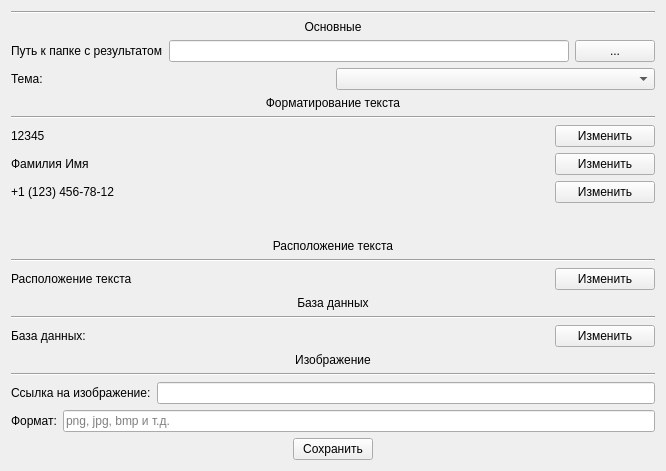
Qt form source/ui/options.ui (pavel-cpp/tip) before a commit.
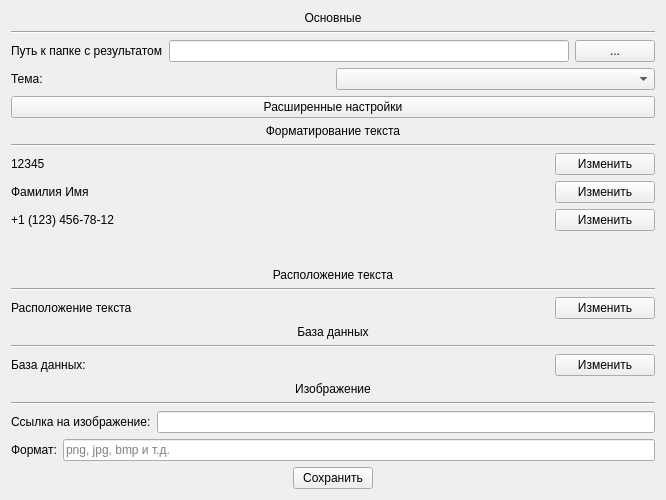
The same form after that commit. Icons and pictures are not drawn.

Commit message: Added advanced settings and font-editor template

Patch:
```diff
--- a/source/ui/options.ui
+++ b/source/ui/options.ui
@@ -7,7 +7,7 @@
     <x>0</x>
     <y>0</y>
     <width>666</width>
-    <height>471</height>
+    <height>500</height>
    </rect>
   </property>
   <property name="windowTitle">
@@ -35,13 +35,6 @@
     <layout class="QVBoxLayout" name="verticalLayout_6">
      <item>
       <layout class="QVBoxLayout" name="verticalLayout">
-       <item>
-        <widget class="Line" name="line_4">
-         <property name="orientation">
-          <enum>Qt::Horizontal</enum>
-         </property>
-        </widget>
-       </item>
        <item>
         <widget class="QLabel" name="general_lebel">
          <property name="toolTip">
@@ -52,6 +45,13 @@
          </property>
         </widget>
        </item>
+       <item>
+        <widget class="Line" name="line_4">
+         <property name="orientation">
+          <enum>Qt::Horizontal</enum>
+         </property>
+        </widget>
+       </item>
        <item>
         <layout class="QHBoxLayout" name="horizontalLayout_5">
          <item>
@@ -96,6 +96,13 @@
        </item>
       </layout>
      </item>
+     <item>
+      <widget class="QPushButton" name="advanced_settings_button">
+       <property name="text">
+        <string>Расширенные настройки</string>
+       </property>
+      </widget>
+     </item>
      <item>
       <layout class="QVBoxLayout" name="verticalLayout_2">
        <item>
@@ -244,14 +251,14 @@
      <item>
       <layout class="QVBoxLayout" name="verticalLayout_3">
        <item>
-        <widget class="QLabel" name="label_4">
+        <widget class="QLabel" name="database_label">
          <property name="text">
           <string>&lt;html&gt;&lt;head/&gt;&lt;body&gt;&lt;p align=&quot;center&quot;&gt;База данных&lt;/p&gt;&lt;/body&gt;&lt;/html&gt;</string>
          </property>
         </widget>
        </item>
        <item>
-        <widget class="Line" name="database_label">
+        <widget class="Line" name="database_line">
          <property name="orientation">
           <enum>Qt::Horizontal</enum>
          </property>
```
Left out of the diff: 10 changed lines with no effect on the pictures. The commit also changes 7 other files.
